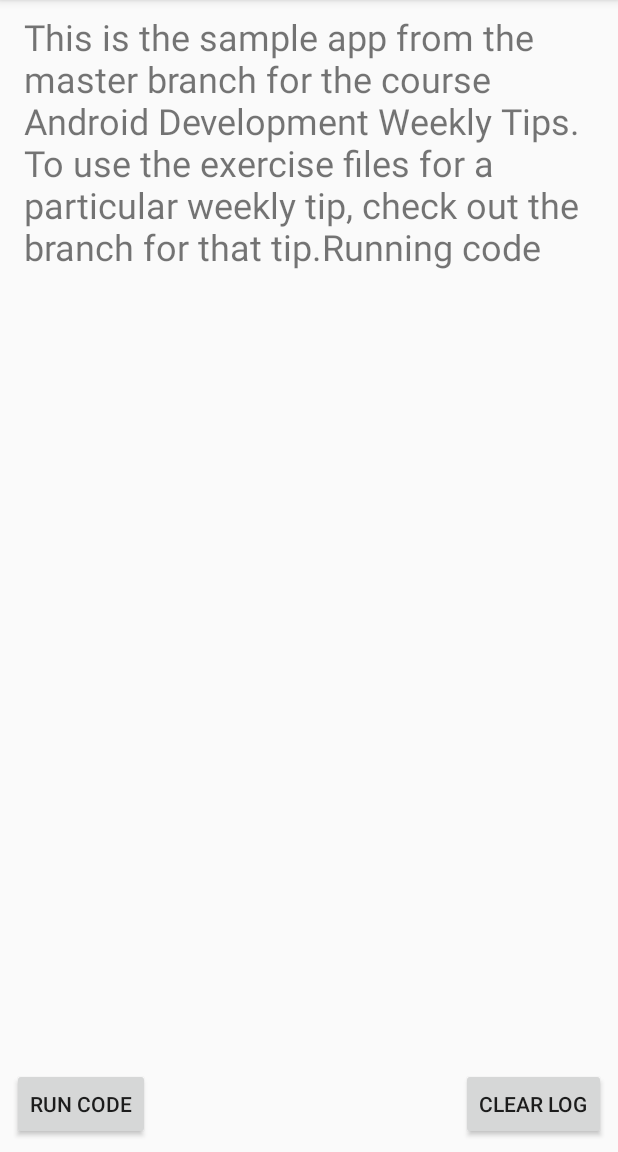
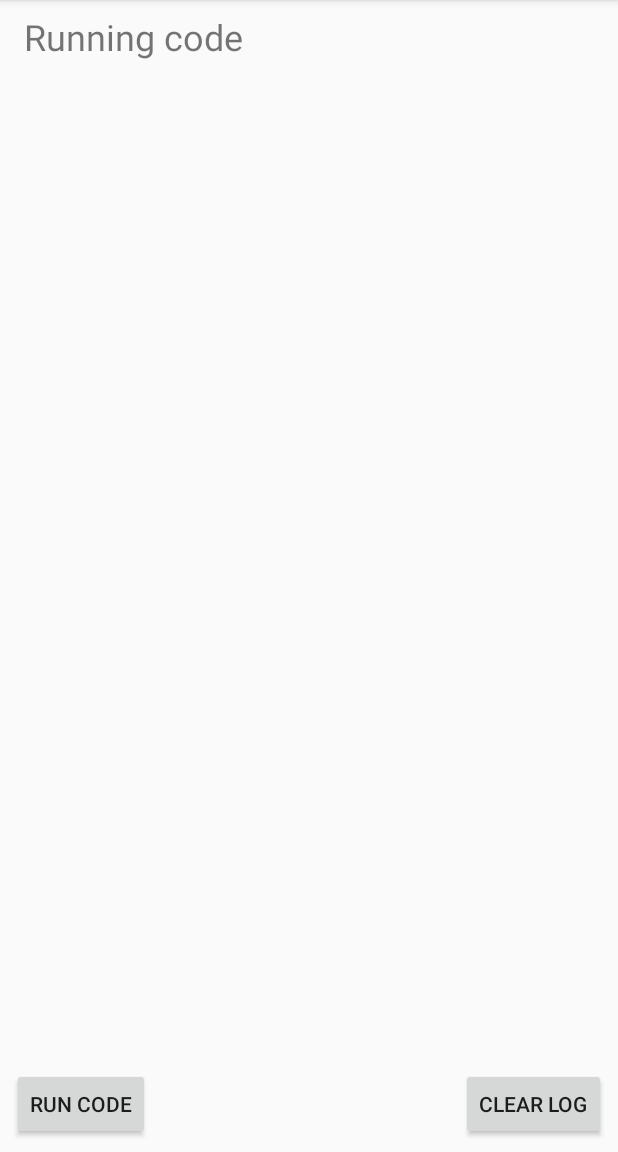
Before and after one commit to davidgassner/WeeklyTips, an Android app: the screen it shows after launch (MainActivity), after a tap on "RUN CODE", on a phone screen of 412 x 824 dp, the part 84-1236 px from its top. Run offline under Robolectric (Android 15) with nearby library versions, the phone set to English and light mode, and no system bars.

Commit message:
Initial commit

```diff
--- a/app/src/main/java/com/example/android/weeklytips/MainActivity.java
+++ b/app/src/main/java/com/example/android/weeklytips/MainActivity.java
@@ -26,9 +26,12 @@ public class MainActivity extends AppCompatActivity {
     }
 
     /**
-     * Run some code
+     * Run some code. If the TextView only displays the intro message, clear it first.
      */
     public void runCode(View view) {
+        if (mLog.getText().toString().equals(getString(R.string.intro_text))) {
+            mLog.setText("");
+        }
         log("Running code");
     }
 
```
